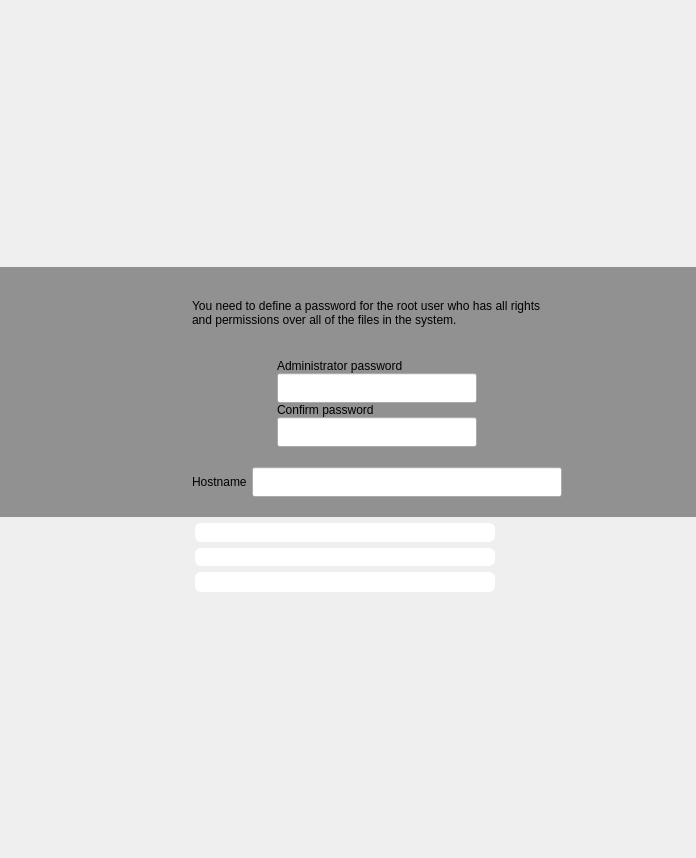
dadas45li/yali, file yali/gui/Ui/rootpasswidget.ui: the form before one commit.
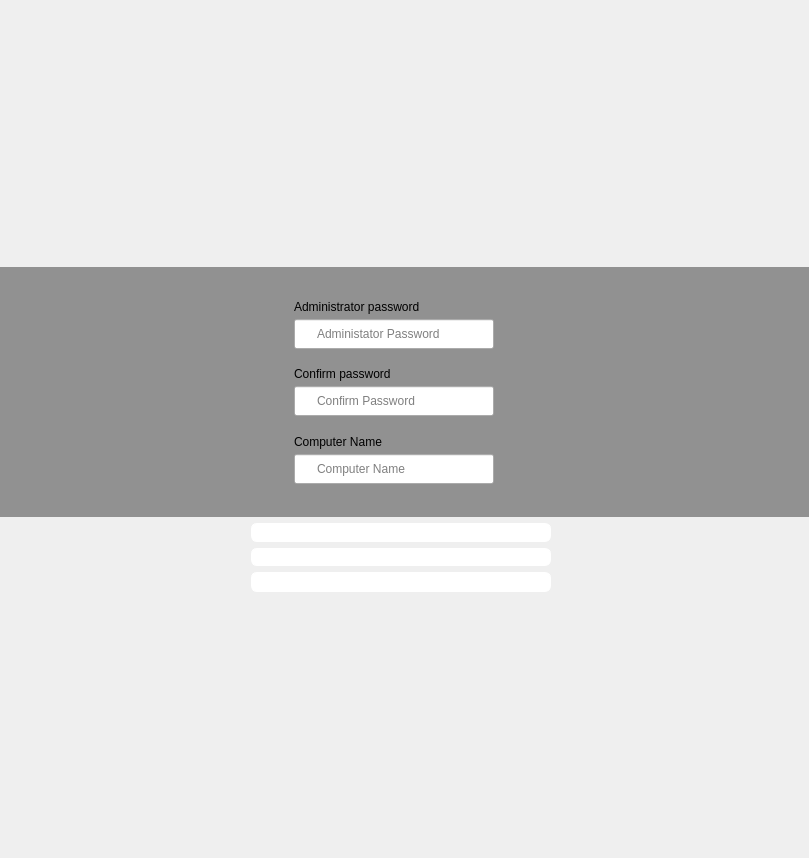
The form after the commit. Icons and pictures are not drawn.

Commit message: Gui improvements on User Screen

The edit to the form file:
```diff
--- a/yali/gui/Ui/rootpasswidget.ui
+++ b/yali/gui/Ui/rootpasswidget.ui
@@ -6,7 +6,7 @@
    <rect>
     <x>0</x>
     <y>0</y>
-    <width>696</width>
+    <width>809</width>
     <height>858</height>
    </rect>
   </property>
@@ -272,7 +272,7 @@
      </property>
      <layout class="QHBoxLayout" name="horizontalLayout_2">
       <property name="spacing">
-       <number>50</number>
+       <number>30</number>
       </property>
       <property name="leftMargin">
        <number>0</number>
@@ -322,91 +322,34 @@
        </widget>
       </item>
       <item>
-       <layout class="QVBoxLayout" name="verticalLayout">
+       <widget class="QFrame" name="frame_2">
+        <property name="frameShape">
+         <enum>QFrame::NoFrame</enum>
+        </property>
+        <property name="frameShadow">
+         <enum>QFrame::Raised</enum>
+        </property>
+        <layout class="QVBoxLayout" name="verticalLayout_2">
         <property name="spacing">
-         <number>20</number>
-        </property>
-        <property name="topMargin">
+          <number>5</number>
+         </property>
+         <property name="margin">
          <number>0</number>
         </property>
-        <property name="rightMargin">
-         <number>0</number>
-        </property>
         <item>
-         <widget class="QLabel" name="textLabel1">
-          <property name="sizePolicy">
-           <sizepolicy hsizetype="Expanding" vsizetype="Preferred">
-            <horstretch>0</horstretch>
-            <verstretch>0</verstretch>
-           </sizepolicy>
-          </property>
-          <property name="minimumSize">
+          <spacer name="verticalSpacer_3">
+           <property name="orientation">
+            <enum>Qt::Vertical</enum>
+           </property>
+           <property name="sizeHint" stdset="0">
            <size>
-            <width>370</width>
-            <height>0</height>
-           </size>
-          </property>
-          <property name="text">
-           <string>&lt;p align=&quot;left&quot;&gt;You need to define a password for the root user who has all rights and permissions over all of the files in the system.&lt;/p&gt;</string>
-          </property>
-          <property name="alignment">
-           <set>Qt::AlignLeading|Qt::AlignLeft|Qt::AlignVCenter</set>
-          </property>
-          <property name="wordWrap">
-           <bool>true</bool>
-          </property>
-         </widget>
+             <width>20</width>
+             <height>40</height>
+            </size>
+           </property>
+          </spacer>
         </item>
         <item>
-         <layout class="QGridLayout">
-          <property name="spacing">
-           <number>0</number>
-          </property>
-          <item row="1" column="1">
-           <widget class="QLineEdit" name="pass1">
-            <property name="minimumSize">
-             <size>
-              <width>0</width>
-              <height>30</height>
-             </size>
-            </property>
-            <property name="maximumSize">
-             <size>
-              <width>200</width>
-              <height>30</height>
-             </size>
-            </property>
-            <property name="inputMask">
-             <string/>
-            </property>
-            <property name="echoMode">
-             <enum>QLineEdit::Password</enum>
-            </property>
-           </widget>
-          </item>
-          <item row="3" column="1">
-           <widget class="QLineEdit" name="pass2">
-            <property name="minimumSize">
-             <size>
-              <width>0</width>
-              <height>30</height>
-             </size>
-            </property>
-            <property name="maximumSize">
-             <size>
-              <width>200</width>
-              <height>30</height>
-             </size>
-            </property>
-            <property name="inputMask">
-             <string/>
-            </property>
-            <property name="echoMode">
-             <enum>QLineEdit::Password</enum>
-            </property>
-           </widget>
-          </item>
-          <item row="0" column="1">
            <widget class="QLabel" name="textLabel3">
             <property name="text">
              <string>Administrator password</string>
@@ -419,7 +362,49 @@
             </property>
            </widget>
           </item>
-          <item row="2" column="1">
+         <item>
+          <widget class="QLineEdit" name="pass1">
+           <property name="minimumSize">
+            <size>
+             <width>200</width>
+             <height>30</height>
+            </size>
+           </property>
+           <property name="maximumSize">
+            <size>
+             <width>200</width>
+             <height>30</height>
+            </size>
+           </property>
+           <property name="styleSheet">
+            <string notr="true">background: url(:/gui/pics/lock.png) no-repeat left;
+padding-left: 20px;</string>
+           </property>
+           <property name="inputMask">
+            <string/>
+           </property>
+           <property name="echoMode">
+            <enum>QLineEdit::Password</enum>
+           </property>
+           <property name="placeholderText">
+            <string>Administator Password</string>
+           </property>
+          </widget>
+         </item>
+         <item>
+          <spacer name="verticalSpacer">
+           <property name="orientation">
+            <enum>Qt::Vertical</enum>
+           </property>
+           <property name="sizeHint" stdset="0">
+            <size>
+             <width>20</width>
+             <height>40</height>
+            </size>
+           </property>
+          </spacer>
+         </item>
+         <item>
            <widget class="QLabel" name="textLabel3_2">
             <property name="text">
              <string>Confirm password</string>
@@ -432,17 +417,52 @@
             </property>
            </widget>
           </item>
-         </layout>
+         <item>
+          <widget class="QLineEdit" name="pass2">
+           <property name="minimumSize">
+            <size>
+             <width>200</width>
+             <height>30</height>
+            </size>
+           </property>
+           <property name="maximumSize">
+            <size>
+             <width>200</width>
+             <height>30</height>
+            </size>
+           </property>
+           <property name="styleSheet">
+            <string notr="true">background: url(:/gui/pics/lock.png) no-repeat left ;
+padding-left: 20px;</string>
+           </property>
+           <property name="inputMask">
+            <string/>
+           </property>
+           <property name="echoMode">
+            <enum>QLineEdit::Password</enum>
+           </property>
+           <property name="placeholderText">
+            <string>Confirm Password</string>
+           </property>
+          </widget>
         </item>
         <item>
-         <layout class="QHBoxLayout">
-          <property name="spacing">
-           <number>5</number>
-          </property>
+          <spacer name="verticalSpacer_2">
+           <property name="orientation">
+            <enum>Qt::Vertical</enum>
+           </property>
+           <property name="sizeHint" stdset="0">
+            <size>
+             <width>20</width>
+             <height>40</height>
+            </size>
+           </property>
+          </spacer>
+         </item>
           <item>
            <widget class="QLabel" name="textLabel1_2">
             <property name="text">
-             <string>Hostname</string>
+            <string>Computer Name</string>
             </property>
             <property name="wordWrap">
              <bool>false</bool>
@@ -453,24 +473,43 @@
            <widget class="QLineEdit" name="hostname">
             <property name="minimumSize">
              <size>
-              <width>150</width>
+             <width>200</width>
               <height>30</height>
              </size>
             </property>
             <property name="maximumSize">
              <size>
-              <width>16777215</width>
+             <width>200</width>
               <height>30</height>
              </size>
             </property>
+           <property name="styleSheet">
+            <string notr="true">background: url(:/gui/pics/computer.png) no-repeat left;
+padding-left: 20px;</string>
+           </property>
             <property name="text">
              <string/>
             </property>
-           </widget>
-          </item>
-         </layout>
-        </item>
-       </layout>
+           <property name="placeholderText">
+            <string>Computer Name</string>
+           </property>
+          </widget>
+         </item>
+         <item>
+          <spacer name="verticalSpacer_4">
+           <property name="orientation">
+            <enum>Qt::Vertical</enum>
+           </property>
+           <property name="sizeHint" stdset="0">
+            <size>
+             <width>20</width>
+             <height>40</height>
+            </size>
+           </property>
+          </spacer>
+         </item>
+        </layout>
+       </widget>
       </item>
       <item>
        <spacer name="horizontalSpacer_2">
```
Left out of the diff: 4 changed lines with no effect on the pictures. Lines whose indentation alone changed are shown as unchanged. The commit also changes 6 other files.
